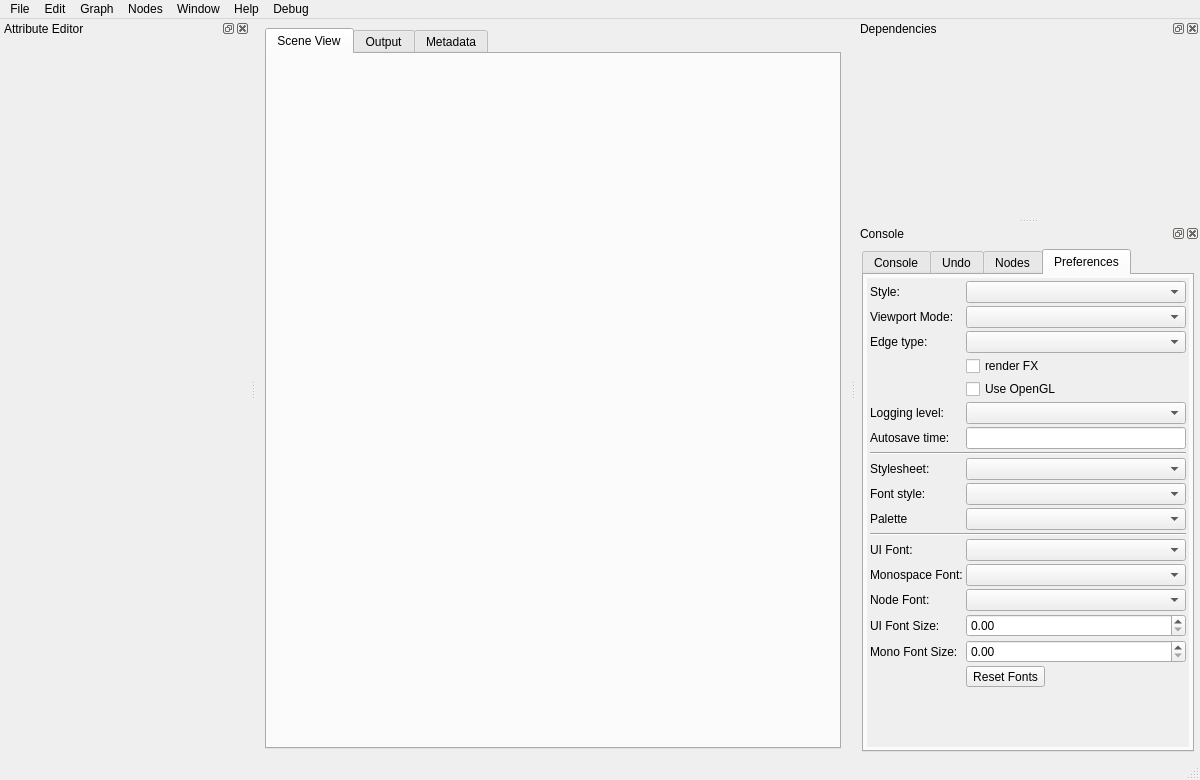
Before: the Qt Designer form ui/SceneGraph.ui in mfessenden/SceneGraph, drawn with Qt 5.
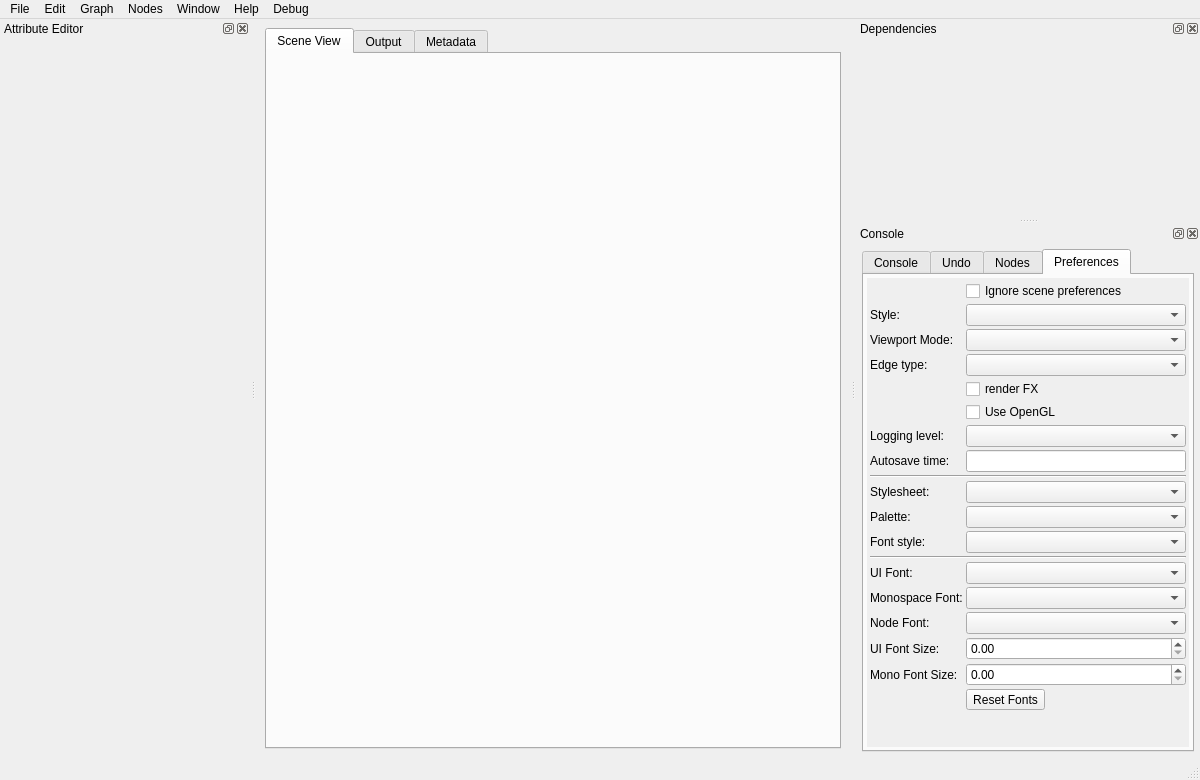
After: the same form once the commit is applied. The open tabs and pages were chosen to show the change. Icons and pictures are not drawn.

Commit message: - fix add_edge failure to connect two connections if another connection exists between the two nodes   (but different inputs/output). - fix connection attr_type not being parsed correctly - add "style" attributes for node & edge widgets - add options for node fonts - fix for core node metadata load (wasn't getting proper path) - add "util.is_newer" to check two file's creation date (for autosave check). - fix autosave bug - scene preferences update the ui preferences on load. - StylesheetManager now parses multiple palette & font styles - API cleanup

Patch:
```diff
--- a/ui/SceneGraph.ui
+++ b/ui/SceneGraph.ui
@@ -718,8 +718,8 @@
              <rect>
               <x>0</x>
               <y>0</y>
-              <width>357</width>
-              <height>504</height>
+              <width>289</width>
+              <height>531</height>
              </rect>
             </property>
             <layout class="QFormLayout" name="preferencesScrollAreaLayout">
@@ -735,138 +735,165 @@
              <property name="margin">
               <number>3</number>
              </property>
-             <item row="0" column="0">
+             <item row="1" column="0">
               <widget class="QLabel" name="app_style_label">
                <property name="text">
                 <string>Style:</string>
                </property>
               </widget>
              </item>
-             <item row="0" column="1">
+             <item row="1" column="1">
               <widget class="QComboBox" name="app_style_menu"/>
              </item>
-             <item row="1" column="0">
+             <item row="2" column="0">
               <widget class="QLabel" name="viewport_mode_label">
                <property name="text">
                 <string>Viewport Mode:</string>
                </property>
               </widget>
              </item>
-             <item row="1" column="1">
+             <item row="2" column="1">
               <widget class="QComboBox" name="viewport_mode_menu"/>
              </item>
-             <item row="2" column="0">
+             <item row="3" column="0">
               <widget class="QLabel" name="edge_type_label">
                <property name="text">
                 <string>Edge type:</string>
                </property>
               </widget>
              </item>
-             <item row="2" column="1">
-              <widget class="QComboBox" name="edge_type_menu"/>
-             </item>
              <item row="3" column="1">
+              <widget class="QComboBox" name="edge_type_menu"/>
+             </item>
+             <item row="4" column="1">
               <widget class="QCheckBox" name="check_render_fx">
                <property name="text">
                 <string>render FX</string>
                </property>
               </widget>
              </item>
-             <item row="4" column="1">
+             <item row="5" column="1">
               <widget class="QCheckBox" name="check_use_gl">
                <property name="text">
                 <string>Use OpenGL</string>
                </property>
               </widget>
              </item>
-             <item row="5" column="0">
+             <item row="6" column="0">
               <widget class="QLabel" name="logging_level_label">
                <property name="text">
                 <string>Logging level:</string>
                </property>
               </widget>
              </item>
-             <item row="5" column="1">
+             <item row="6" column="1">
               <widget class="QComboBox" name="logging_level_menu"/>
              </item>
-             <item row="6" column="0">
+             <item row="7" column="0">
               <widget class="QLabel" name="autosave_time_label">
                <property name="text">
                 <string>Autosave time:</string>
                </property>
               </widget>
              </item>
-             <item row="6" column="1">
+             <item row="7" column="1">
               <widget class="QLineEdit" name="autosave_time_edit"/>
              </item>
-             <item row="8" column="0">
+             <item row="8" column="0" colspan="2">
+              <widget class="Line" name="hline2">
+               <property name="orientation">
+                <enum>Qt::Horizontal</enum>
+               </property>
+              </widget>
+             </item>
+             <item row="9" column="0">
               <widget class="QLabel" name="stylesheet_label">
                <property name="text">
                 <string>Stylesheet:</string>
                </property>
               </widget>
              </item>
-             <item row="8" column="1">
+             <item row="9" column="1">
               <widget class="QComboBox" name="stylesheet_menu"/>
              </item>
-             <item row="11" column="0" colspan="2">
+             <item row="10" column="0">
+              <widget class="QLabel" name="palette_style_label">
+               <property name="text">
+                <string>Palette:</string>
+               </property>
+              </widget>
+             </item>
+             <item row="10" column="1">
+              <widget class="QComboBox" name="palette_style_menu"/>
+             </item>
+             <item row="11" column="0">
+              <widget class="QLabel" name="font_style_label">
+               <property name="text">
+                <string>Font style:</string>
+               </property>
+              </widget>
+             </item>
+             <item row="11" column="1">
+              <widget class="QComboBox" name="font_style_menu"/>
+             </item>
+             <item row="12" column="0" colspan="2">
               <widget class="Line" name="hline1">
                <property name="orientation">
                 <enum>Qt::Horizontal</enum>
                </property>
               </widget>
              </item>
-             <item row="12" column="0">
+             <item row="13" column="0">
               <widget class="QLabel" name="ui_font_label">
                <property name="text">
                 <string>UI Font:</string>
                </property>
               </widget>
              </item>
-             <item row="12" column="1">
+             <item row="13" column="1">
               <widget class="QComboBox" name="ui_font_menu"/>
              </item>
-             <item row="13" column="0">
+             <item row="14" column="0">
               <widget class="QLabel" name="mono_font_label">
                <property name="text">
                 <string>Monospace Font:</string>
                </property>
               </widget>
              </item>
-             <item row="13" column="1">
+             <item row="14" column="1">
               <widget class="QComboBox" name="mono_font_menu"/>
              </item>
-             <item row="14" column="0">
+             <item row="15" column="0">
               <widget class="QLabel" name="node_font_label">
                <property name="text">
                 <string>Node Font:</string>
                </property>
               </widget>
              </item>
-             <item row="14" column="1">
+             <item row="15" column="1">
               <widget class="QComboBox" name="node_font_menu"/>
              </item>
-             <item row="15" column="0">
+             <item row="16" column="0">
               <widget class="QLabel" name="ui_fontsize_label">
                <property name="text">
                 <string>UI Font Size:</string>
                </property>
               </widget>
              </item>
-             <item row="15" column="1">
+             <item row="16" column="1">
               <widget class="QDoubleSpinBox" name="ui_fontsize_spinbox"/>
              </item>
-             <item row="17" column="0">
+             <item row="18" column="0">
               <widget class="QLabel" name="mono_fontsize_label">
                <property name="text">
                 <string>Mono Font Size:</string>
                </property>
               </widget>
              </item>
-             <item row="17" column="1">
-              <widget class="QDoubleSpinBox" name="mono_fontsize_spinbox"/>
-             </item>
              <item row="18" column="1">
+              <widget class="QDoubleSpinBox" name="mono_fontsize_spinbox"/>
+             </item>
+             <item row="19" column="1">
               <widget class="QToolButton" name="button_reset_fonts">
                <property name="text">
                 <string>Reset Fonts</string>
@@ -876,33 +903,13 @@
                </property>
               </widget>
              </item>
-             <item row="7" column="0" colspan="2">
-              <widget class="Line" name="hline2">
-               <property name="orientation">
-                <enum>Qt::Horizontal</enum>
-               </property>
-              </widget>
-             </item>
-             <item row="9" column="0">
-              <widget class="QLabel" name="font_style_label">
+             <item row="0" column="1">
+              <widget class="QCheckBox" name="ignore_scene_prefs_check">
                <property name="text">
-                <string>Font style:</string>
+                <string>Ignore scene preferences</string>
                </property>
               </widget>
              </item>
-             <item row="9" column="1">
-              <widget class="QComboBox" name="font_style_menu"/>
-             </item>
-             <item row="10" column="0">
-              <widget class="QLabel" name="palette_style_label">
-               <property name="text">
-                <string>Palette</string>
-               </property>
-              </widget>
-             </item>
-             <item row="10" column="1">
-              <widget class="QComboBox" name="palette_style_menu"/>
-             </item>
             </layout>
            </widget>
           </widget>
```
Left out of the diff: 24 changed lines with no effect on the pictures. The commit also changes 38 other files.
